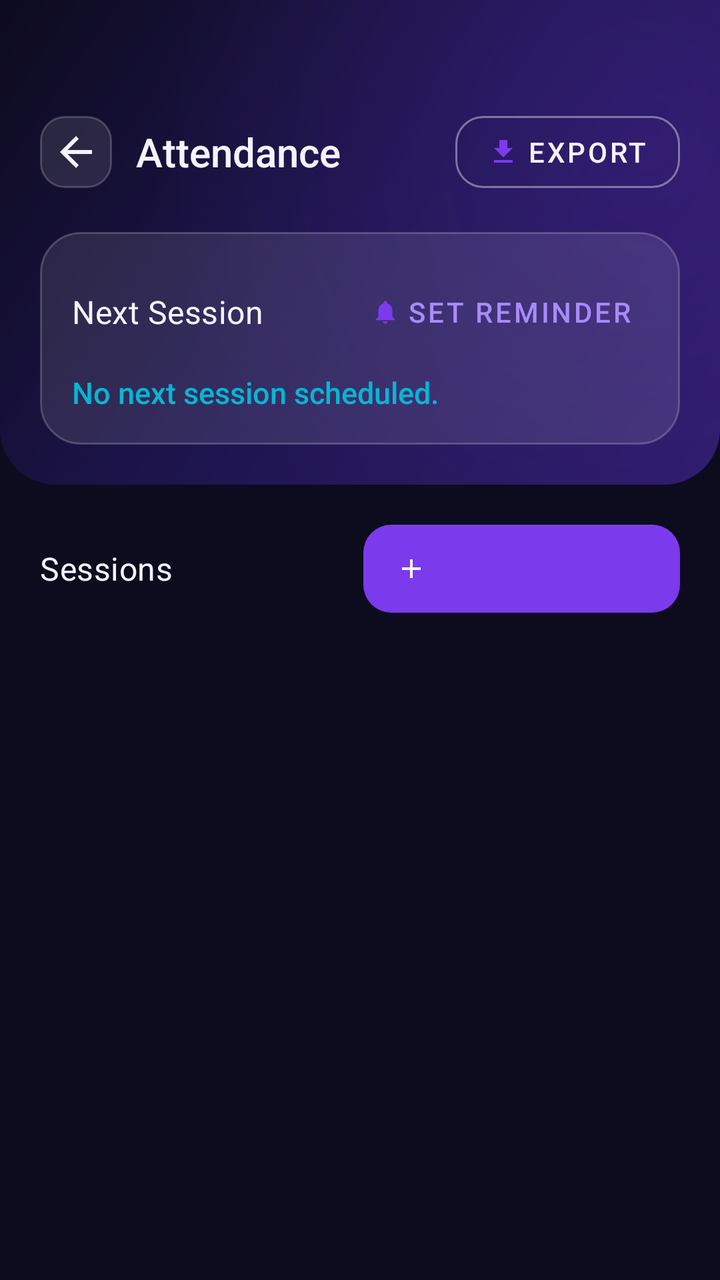
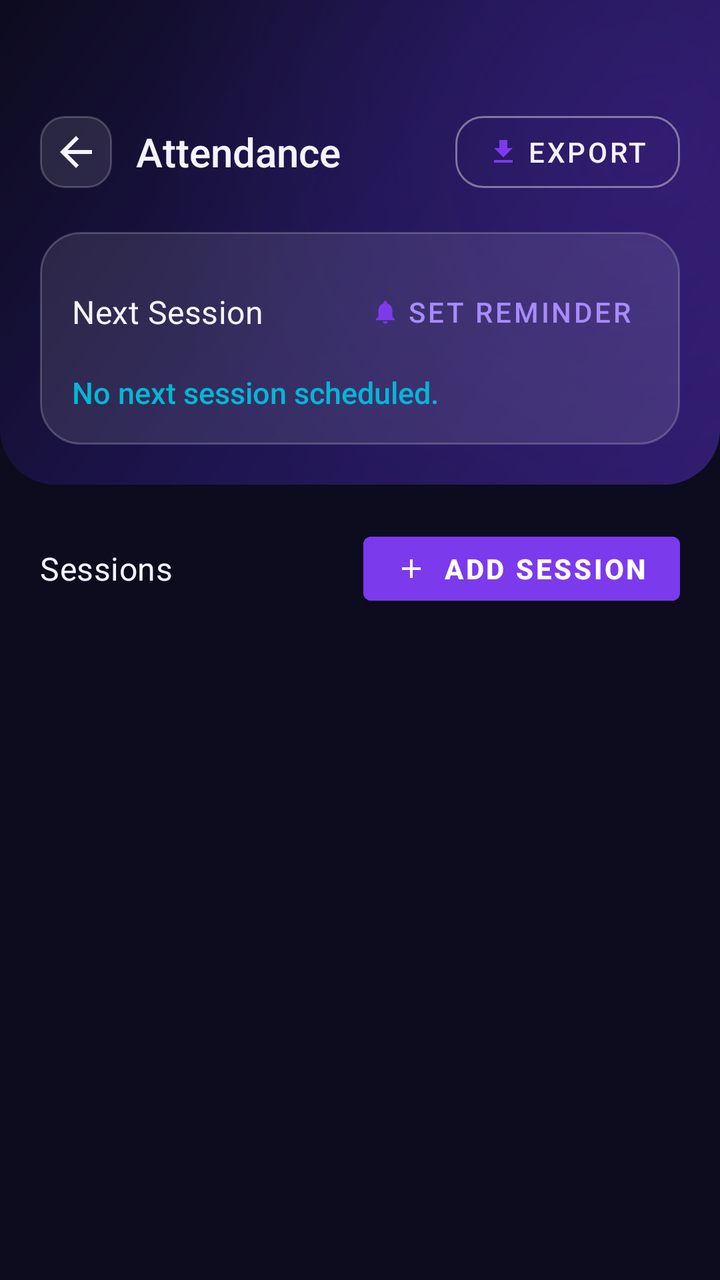

The first picture is an Android layout as it rendered before a commit; the second is the same layout after the commit. The layout source and the unified diff follow.
<!-- AndroidManifest.xml: application theme Theme.HWiXeL -->
<!-- res/layout/fragment_attendance.xml -->
<?xml version="1.0" encoding="utf-8"?>
<LinearLayout xmlns:android="http://schemas.android.com/apk/res/android"
    xmlns:app="http://schemas.android.com/apk/res-auto"
    android:layout_width="match_parent"
    android:layout_height="match_parent"
    android:orientation="vertical">

    
    <LinearLayout
        android:layout_width="match_parent"
        android:layout_height="wrap_content"
        android:background="@drawable/bg_header_gradient"
        android:orientation="vertical"
        android:paddingStart="20dp"
        android:paddingEnd="20dp"
        android:paddingTop="52dp"
        android:paddingBottom="20dp">

        <LinearLayout
            android:layout_width="match_parent"
            android:layout_height="wrap_content"
            android:gravity="center_vertical"
            android:orientation="horizontal">

            <ImageButton
                android:id="@+id/backButton"
                android:layout_width="36dp"
                android:layout_height="36dp"
                android:background="@drawable/bg_glass_card_small"
                android:src="@drawable/ic_back"
                android:tint="@color/text_primary"
                android:contentDescription="@string/btn_cancel"
                android:scaleType="center" />

            <TextView
                android:layout_width="0dp"
                android:layout_height="wrap_content"
                android:layout_weight="1"
                android:layout_marginStart="12dp"
                android:text="@string/attendance_title"
                android:textColor="@color/text_primary"
                android:textSize="20sp"
                android:fontFamily="sans-serif-medium" />

            <com.google.android.material.button.MaterialButton
                android:id="@+id/exportButton"
                style="@style/Widget.HWiXeL.Button.Ghost"
                android:layout_width="wrap_content"
                android:layout_height="wrap_content"
                android:text="@string/attendance_export"
                app:icon="@drawable/ic_export"
                app:iconSize="16dp" />
        </LinearLayout>

        
        <LinearLayout
            android:id="@+id/nextSessionCard"
            android:layout_width="match_parent"
            android:layout_height="wrap_content"
            android:layout_marginTop="16dp"
            android:background="@drawable/bg_glass_card"
            android:orientation="vertical"
            android:padding="16dp">

            <LinearLayout
                android:layout_width="match_parent"
                android:layout_height="wrap_content"
                android:gravity="center_vertical"
                android:orientation="horizontal">

                <TextView
                    android:layout_width="0dp"
                    android:layout_height="wrap_content"
                    android:layout_weight="1"
                    android:text="@string/attendance_next_session_label"
                    style="@style/TextAppearance.HWiXeL.SectionHeader" />

                <com.google.android.material.button.MaterialButton
                    android:id="@+id/setReminderButton"
                    style="@style/Widget.HWiXeL.Button.Text"
                    android:layout_width="wrap_content"
                    android:layout_height="wrap_content"
                    android:text="@string/attendance_set_reminder"
                    app:icon="@drawable/ic_reminder"
                    app:iconSize="14dp" />
            </LinearLayout>

            <TextView
                android:id="@+id/nextSessionDateTextView"
                android:layout_width="match_parent"
                android:layout_height="wrap_content"
                android:layout_marginTop="6dp"
                android:text="@string/attendance_no_next_session"
                android:textColor="@color/brand_cyan"
                android:textSize="15sp"
                android:fontFamily="sans-serif-medium" />
        </LinearLayout>
    </LinearLayout>

    
    <com.google.android.material.progressindicator.LinearProgressIndicator
        android:id="@+id/loadingIndicator"
        android:layout_width="match_parent"
        android:layout_height="wrap_content"
        android:visibility="gone"
        app:indicatorColor="@color/brand_violet"
        app:trackColor="@color/glass_fill" />

    
    <ScrollView
        android:layout_width="match_parent"
        android:layout_height="0dp"
        android:layout_weight="1"
        android:fillViewport="true"
        android:overScrollMode="never">

        <LinearLayout
            android:layout_width="match_parent"
            android:layout_height="wrap_content"
            android:orientation="vertical"
            android:paddingHorizontal="20dp"
            android:paddingTop="20dp"
            android:paddingBottom="100dp">

            
            <LinearLayout
                android:layout_width="match_parent"
                android:layout_height="wrap_content"
                android:gravity="center_vertical"
                android:orientation="horizontal">

                <TextView
                    android:layout_width="0dp"
                    android:layout_height="wrap_content"
                    android:layout_weight="1"
                    android:text="@string/attendance_sessions_label"
                    style="@style/TextAppearance.HWiXeL.SectionHeader" />

                <com.google.android.material.button.MaterialButton
                    android:id="@+id/addSessionButton"
                    style="@style/Widget.HWiXeL.Button.Primary"
                    android:layout_width="wrap_content"
                    android:layout_height="44dp"
                    android:minWidth="132dp"
                    android:text="@string/attendance_add_session"
                    android:textColor="@color/white"
                    android:textSize="14sp"
                    android:textStyle="bold"
                    app:icon="@drawable/ic_add"
                    app:iconSize="16dp"
                    app:iconTint="@color/white" />
            </LinearLayout>

            <androidx.recyclerview.widget.RecyclerView
                android:id="@+id/sessionsRecyclerView"
                android:layout_width="match_parent"
                android:layout_height="wrap_content"
                android:layout_marginTop="12dp"
                android:nestedScrollingEnabled="false"
                app:layoutManager="androidx.recyclerview.widget.LinearLayoutManager" />

            <TextView
                android:id="@+id/emptySessionsTextView"
                android:layout_width="match_parent"
                android:layout_height="wrap_content"
                android:layout_marginTop="12dp"
                android:gravity="center"
                android:text="@string/attendance_empty_sessions"
                android:textColor="@color/text_hint"
                android:textSize="14sp"
                android:visibility="gone" />

            
            <LinearLayout
                android:id="@+id/memberSectionContainer"
                android:layout_width="match_parent"
                android:layout_height="wrap_content"
                android:layout_marginTop="24dp"
                android:orientation="vertical"
                android:visibility="gone">

                <TextView
                    android:id="@+id/selectedSessionLabel"
                    android:layout_width="match_parent"
                    android:layout_height="wrap_content"
                    android:textColor="@color/text_primary"
                    android:textSize="16sp"
                    android:fontFamily="sans-serif-medium" />

                <androidx.recyclerview.widget.RecyclerView
                    android:id="@+id/membersAttendanceRecyclerView"
                    android:layout_width="match_parent"
                    android:layout_height="wrap_content"
                    android:layout_marginTop="12dp"
                    android:nestedScrollingEnabled="false"
                    app:layoutManager="androidx.recyclerview.widget.LinearLayoutManager" />
            </LinearLayout>
        </LinearLayout>
    </ScrollView>
</LinearLayout>
<!-- resources referenced by this layout -->
<resources>
  <color name="brand_cyan">#06B6D4</color>
  <color name="brand_violet">#7C3AED</color>
  <color name="glass_fill">#1AFFFFFF</color>
  <color name="text_hint">#5C5380</color>
  <color name="text_primary">#F5F3FF</color>
  <color name="white">#FFFFFFFF</color>
  <!-- drawable bg_glass_card (drawable) -->
  <?xml version="1.0" encoding="utf-8"?>
  <shape xmlns:android="http://schemas.android.com/apk/res/android"
      android:shape="rectangle">
      <solid android:color="#1AFFFFFF" />
      <stroke android:width="1dp" android:color="#33FFFFFF" />
      <corners android:radius="20dp" />
  </shape>
  <string name="attendance_add_session">Add Session</string>
  <string name="attendance_empty_sessions">No sessions recorded yet.</string>
  <string name="attendance_export">Export</string>
  <string name="attendance_next_session_label">Next Session</string>
  <string name="attendance_no_next_session">No next session scheduled.</string>
  <string name="attendance_sessions_label">Sessions</string>
  <string name="attendance_set_reminder">Set Reminder</string>
  <string name="attendance_title">Attendance</string>
  <string name="btn_cancel">Cancel</string>
  <style name="Widget.HWiXeL.Button.Ghost" parent="Widget.MaterialComponents.Button.OutlinedButton">
          <item name="strokeColor">@color/glass_border_strong</item>
          <item name="android:textColor">@color/text_primary</item>
          <item name="cornerRadius">14dp</item>
      </style>
  <style name="Widget.HWiXeL.Button.Primary" parent="Widget.MaterialComponents.Button">
          <item name="android:background">@drawable/bg_button_primary</item>
          <item name="android:textColor">@color/white</item>
          <item name="android:paddingTop">14dp</item>
          <item name="android:paddingBottom">14dp</item>
          <item name="cornerRadius">14dp</item>
          <item name="elevation">0dp</item>
          <item name="android:stateListAnimator">@null</item>
      </style>
  <style name="Widget.HWiXeL.Button.Text" parent="Widget.MaterialComponents.Button.TextButton">
          <item name="android:textColor">@color/brand_violet_light</item>
      </style>
  <color name="glass_border_strong">#66FFFFFF</color>
  <!-- drawable bg_button_primary (drawable) -->
  <?xml version="1.0" encoding="utf-8"?>
  <shape xmlns:android="http://schemas.android.com/apk/res/android"
      android:shape="rectangle">
      <gradient
          android:angle="135"
          android:startColor="#7C3AED"
          android:centerColor="#5B21B6"
          android:endColor="#4F46E5"
          android:type="linear" />
      <corners android:radius="14dp" />
  </shape>
  <color name="brand_violet_light">#A78BFA</color>
  <color name="brand_violet_dark">#5B21B6</color>
  <color name="text_on_primary">#FFFFFF</color>
  <color name="brand_violet_container">#2D1B69</color>
  <color name="brand_cyan_light">#67E8F9</color>
  <color name="bg_dark">#0D0B1E</color>
  <color name="bg_surface">#1A1630</color>
  <color name="text_secondary">#9B8EC4</color>
  <color name="bg_surface_2">#231E3D</color>
  <color name="brand_rose">#F43F5E</color>
  <style name="ShapeAppearance.HWiXeL.MediumComponent" parent="ShapeAppearance.MaterialComponents.MediumComponent">
          <item name="cornerSize">16dp</item>
      </style>
  <style name="ShapeAppearance.HWiXeL.LargeComponent" parent="ShapeAppearance.MaterialComponents.LargeComponent">
          <item name="cornerSize">24dp</item>
      </style>
  <style name="Widget.HWiXeL.FloatingActionButton" parent="Widget.MaterialComponents.FloatingActionButton">
          <item name="backgroundTint">@color/brand_violet</item>
          <item name="tint">@color/white</item>
          <item name="elevation">12dp</item>
      </style>
  <!-- unchanged entries left out for length: 11 -->
</resources>

<!-- the commit's change to res/layout/fragment_attendance.xml (unified diff, before → after) -->
@@ -138,10 +138,10 @@
 
                 <com.google.android.material.button.MaterialButton
                     android:id="@+id/addSessionButton"
-                    style="@style/Widget.HWiXeL.Button.Primary"
                     android:layout_width="wrap_content"
                     android:layout_height="44dp"
                     android:minWidth="132dp"
+                    android:backgroundTint="@color/brand_violet"
                     android:text="@string/attendance_add_session"
                     android:textColor="@color/white"
                     android:textSize="14sp"
<!-- resource entries referenced after the edit -->
@@ -28,31 +28,10 @@
           <item name="android:textColor">@color/text_primary</item>
           <item name="cornerRadius">14dp</item>
       </style>
-  <style name="Widget.HWiXeL.Button.Primary" parent="Widget.MaterialComponents.Button">
-          <item name="android:background">@drawable/bg_button_primary</item>
-          <item name="android:textColor">@color/white</item>
-          <item name="android:paddingTop">14dp</item>
-          <item name="android:paddingBottom">14dp</item>
-          <item name="cornerRadius">14dp</item>
-          <item name="elevation">0dp</item>
-          <item name="android:stateListAnimator">@null</item>
-      </style>
   <style name="Widget.HWiXeL.Button.Text" parent="Widget.MaterialComponents.Button.TextButton">
           <item name="android:textColor">@color/brand_violet_light</item>
       </style>
   <color name="glass_border_strong">#66FFFFFF</color>
-  <!-- drawable bg_button_primary (drawable) -->
-  <?xml version="1.0" encoding="utf-8"?>
-  <shape xmlns:android="http://schemas.android.com/apk/res/android"
-      android:shape="rectangle">
-      <gradient
-          android:angle="135"
-          android:startColor="#7C3AED"
-          android:centerColor="#5B21B6"
-          android:endColor="#4F46E5"
-          android:type="linear" />
-      <corners android:radius="14dp" />
-  </shape>
   <color name="brand_violet_light">#A78BFA</color>
   <color name="brand_violet_dark">#5B21B6</color>
   <color name="text_on_primary">#FFFFFF</color>
